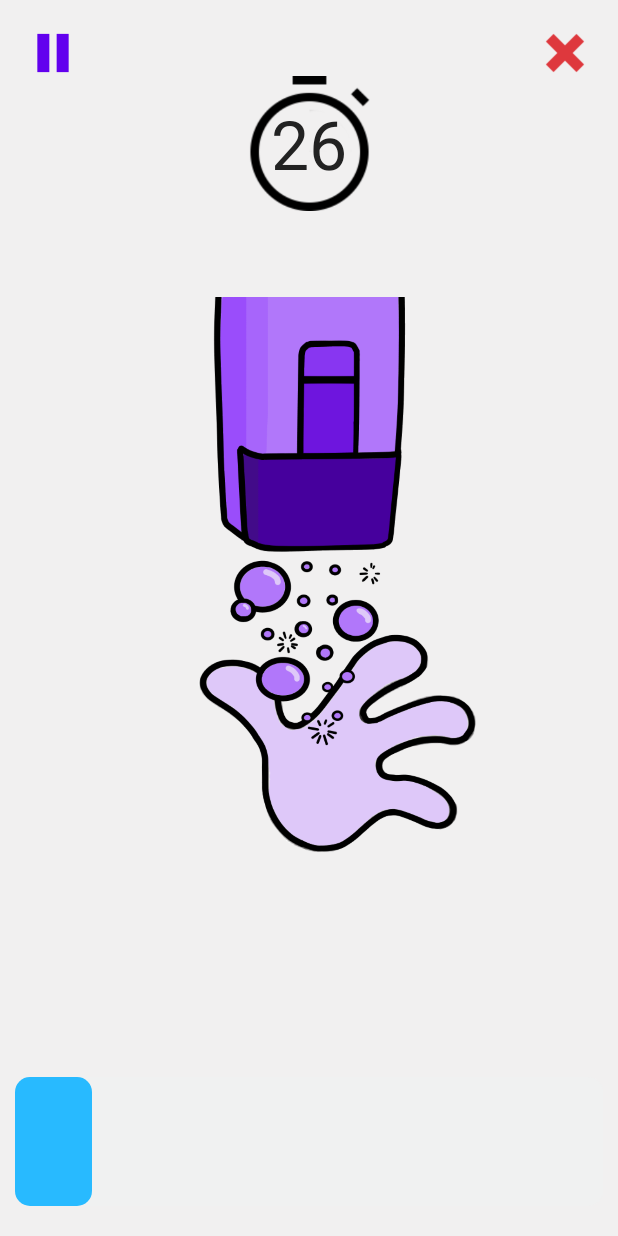
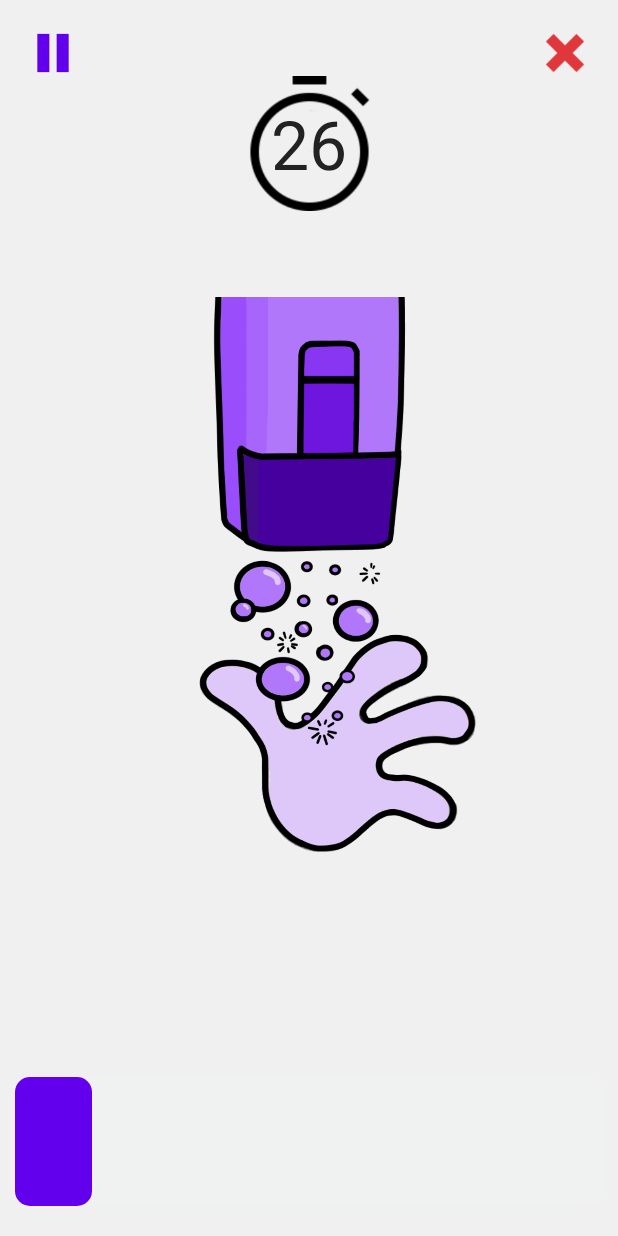
Before and after one commit to m-angelo/Virupp, an Android app: the WashActivity screen opened directly, with no data from a screen before it, after a tap on an icon or button, on a phone screen of 412 x 824 dp. Run offline under Robolectric (Android 15) with nearby library versions, the phone set to English and light mode, and no system bars; our stand-ins replace Firebase (no records; nobody signed in at launch, a user with empty details on screens opened directly); libraries missing offline, so code that uses them is left out: org.jetbrains.anko; 1 statement that could not run was skipped; 2 other taps on this screen came first.

Commit message:
Bug fixes and updated hands pics

```diff
--- a/app/src/main/java/com/wodadevs/virupp/activities/WashActivity.kt
+++ b/app/src/main/java/com/wodadevs/virupp/activities/WashActivity.kt
@@ -21,16 +21,6 @@ import org.jetbrains.anko.uiThread
 
 
 class WashActivity : AppCompatActivity() {
-
-    val timeleft_ms = 30000.toLong()//30 s
-    val interval = 1000.toLong()
-    var paused = false
-    var timestamp_s = 27
-    var counter = 0
-    var resumeFromMillis: Long = 30000
-    var resumename: String =""
-    val timer = timer(resumeFromMillis,interval,"main")
-    val initial_timer = timer(6000,interval,"init")
     val images = listOf<Int>(
         R.drawable.wash1,
         R.drawable.wash2,
@@ -43,6 +33,17 @@ class WashActivity : AppCompatActivity() {
         R.drawable.wash9,
         R.drawable.wash10
     )
+    val timecalc =  (3*images.size*1000).toLong()
+    val timeleft_ms = timecalc//30 s
+    val interval = 1000.toLong()
+    var paused = false
+    var timestamp_s = 27
+    var counter = 0
+    var resumeFromMillis: Long = timecalc
+    var resumename: String =""
+    val timer = timer(resumeFromMillis,interval,"main")
+    val initial_timer = timer(6000,interval,"init")
+
 
     fun setImage(image: Int){
         steps_image.setImageDrawable(ContextCompat.getDrawable(applicationContext,image))
@@ -155,7 +156,7 @@ class WashActivity : AppCompatActivity() {
                 }else {
                     if (timeleft_s.toInt() - timestamp_s == 0) {
                         Log.d("action", "change img")
-                        if (counter < 9) {
+                        if (counter < images.size-1) {
                             timestamp_s -= 3
                             counter += 1
                             setImage(images[counter])
--- a/app/src/main/res/values/styles.xml
+++ b/app/src/main/res/values/styles.xml
@@ -10,7 +10,7 @@
 
     <style name="GameBar" parent="@style/Widget.AppCompat.ProgressBar.Horizontal">
         <item name="colorControlNormal">#F0F1F1</item>
-        <item name="colorControlActivated">#28BAFF</item>
+        <item name="colorControlActivated">@color/colorPrimary</item>
         <item name="colorControlHighlight">#ff6d00</item>
         <item name="android:progressDrawable">@drawable/game_progress_bar</item>
         <item name="android:minWidth">200dp</item>
```
Also changed, not shown: app/src/main/java/com/wodadevs/virupp/activities/MainActivity.kt (+6 -2 lines), app/src/main/res/drawable/wash10.png, app/src/main/res/drawable/wash5.png, app/src/main/res/drawable/wash6.png, app/src/main/res/drawable/wash7.png, app/src/main/res/drawable/wash8.png, app/src/main/res/drawable/wash9.png.
